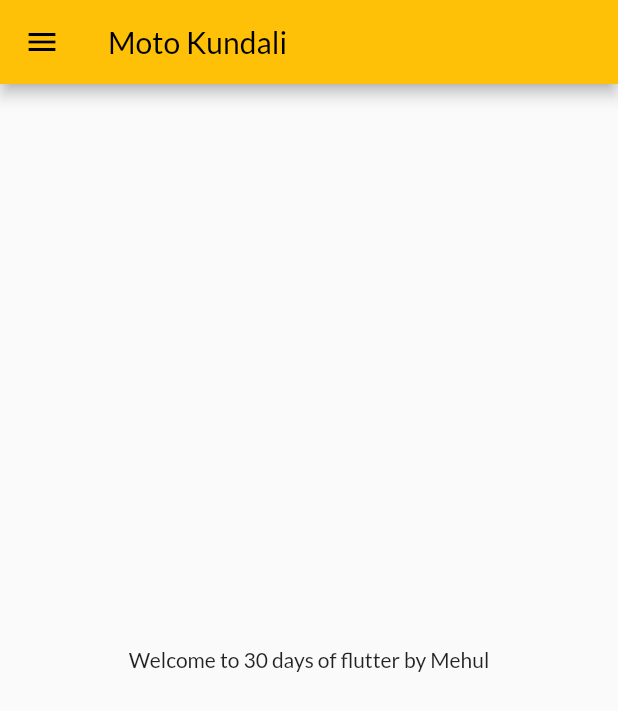
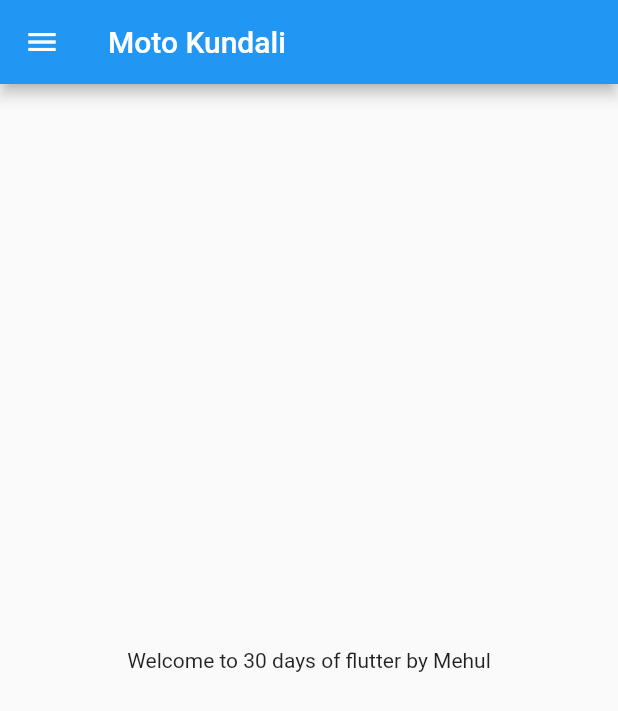
Before and after one commit to MehulKD/30DaysOfFlutter, a Flutter app: the screen it shows after launch, on a phone screen of 412 x 824 dp. Shown: the top 711 px of the screen. Run offline on Flutter 3.47's test engine with Material 2 defaults, Android fonts, the phone set to English and light mode, and no system bars; our stand-ins replace google_fonts.

Commit message:
theme extracted

```diff
--- a/lib/main.dart
+++ b/lib/main.dart
@@ -2,6 +2,7 @@ import 'package:flutter/material.dart';
 import 'package:flutter_demo/pages/home_page.dart';
 import 'package:flutter_demo/pages/login_page.dart';
 import 'package:flutter_demo/utils/routes.dart';
+import 'package:flutter_demo/widgets/themes.dart';
 import 'package:google_fonts/google_fonts.dart';
 
 void main() {
@@ -14,11 +15,8 @@ class MyApp extends StatelessWidget {
     return MaterialApp(
       debugShowCheckedModeBanner: false,
       themeMode: ThemeMode.light,
-      theme: ThemeData(
-        primarySwatch: Colors.amber,
-        fontFamily: GoogleFonts.lato().fontFamily,
-      ), //ThemeData
-      darkTheme: ThemeData(brightness: Brightness.dark), //ThemeData
+      theme: MyTheme.lightTheme(context), //ThemeData
+      darkTheme: MyTheme.darkTheme(context), //ThemeData
       initialRoute: MyRoutes.homeRoute,
       routes: {
         "/": (context) => LoginPage(),
```
